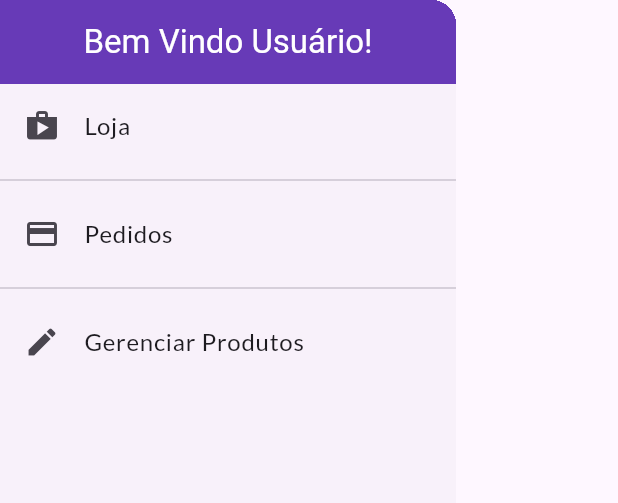
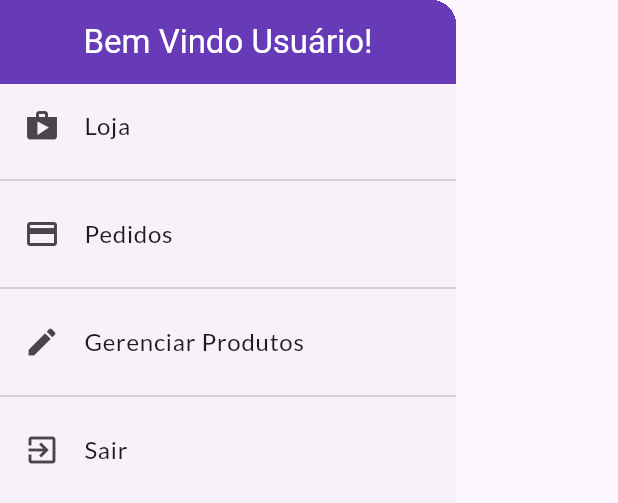
Before and after one commit to And5reas/shop, a Flutter app: the AppDrawer widget shown alone on an empty page, opened directly, on a phone screen of 412 x 824 dp. Shown: the top 503 px of the screen. Run offline on Flutter 3.47's test engine with Material 3 defaults, Android fonts, the phone set to English and light mode, and no system bars; network calls fail.

```diff
--- a/lib/components/app_drawer.dart
+++ b/lib/components/app_drawer.dart
@@ -1,4 +1,6 @@
 import 'package:flutter/material.dart';
+import 'package:provider/provider.dart';
+import 'package:shop/models/auth.dart';
 import 'package:shop/utils/app_routes.dart';
 
 class AppDrawer extends StatelessWidget {
@@ -36,6 +38,15 @@ class AppDrawer extends StatelessWidget {
               Navigator.of(context).pushReplacementNamed(AppRoutes.products);
             },
           ),
+          Divider(),
+          ListTile(
+            leading: Icon(Icons.exit_to_app),
+            title: const Text('Sair'),
+            onTap: () {
+              Provider.of<Auth>(context, listen: false).logout();
+              Navigator.of(context).pushReplacementNamed(AppRoutes.authOrHome);
+            },
+          ),
         ],
       ),
     );
```
Also changed, not shown: lib/models/auth.dart (+8 -0 lines).
